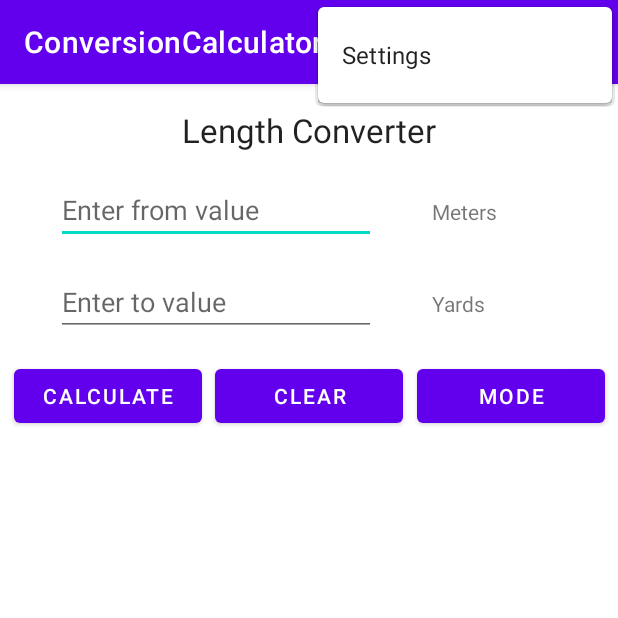
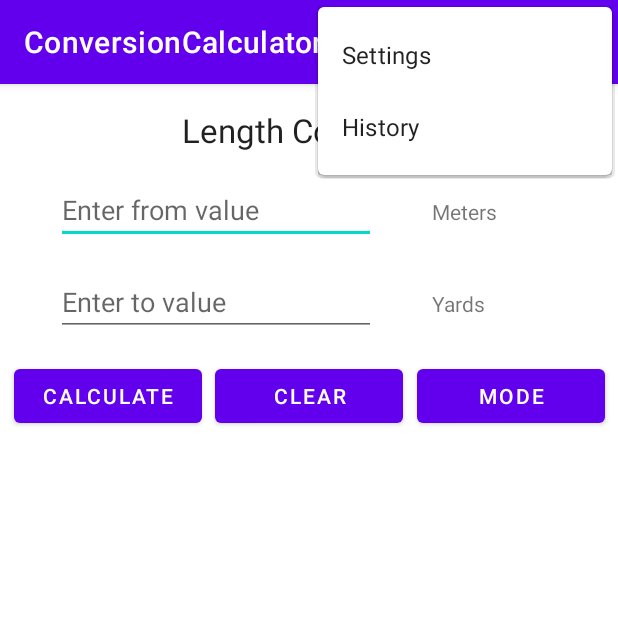
Before and after one commit to gvsucis357/hw-9-Gurungsu, an Android app: the screen it shows after launch (NavigationActivity), with the options menu open, on a phone screen of 412 x 824 dp, the top half of it. Run offline under Robolectric (Android 15) with nearby library versions, the phone set to English and light mode, and no system bars.

Commit message:
update.1.0

```diff
--- a/app/build.gradle
+++ b/app/build.gradle
@@ -43,6 +43,7 @@ dependencies {
     implementation 'androidx.navigation:navigation-fragment-ktx:2.3.1'
     implementation 'androidx.navigation:navigation-ui-ktx:2.3.1'
     implementation 'androidx.legacy:legacy-support-v4:1.0.0'
+    implementation 'androidx.recyclerview:recyclerview:1.1.0'
     testImplementation 'junit:junit:4.+'
     androidTestImplementation 'androidx.test.ext:junit:1.1.2'
     androidTestImplementation 'androidx.test.espresso:espresso-core:3.3.0'
--- a/app/src/main/res/menu/main_menu.xml
+++ b/app/src/main/res/menu/main_menu.xml
@@ -4,4 +4,7 @@
     <item
         android:id="@+id/action_settings"
         android:title="@string/menu_settings" />
+    <item
+        android:id="@+id/action_history"
+        android:title="History" />
 </menu>
--- a/app/src/main/res/navigation/nav_graph.xml
+++ b/app/src/main/res/navigation/nav_graph.xml
@@ -12,6 +12,9 @@
         <action
             android:id="@+id/action_main2settings"
             app:destination="@id/mySettingsFragment" />
+        <action
+            android:id="@+id/action_main2history"
+            app:destination="@id/historyFragment" />
     </fragment>
     <fragment
         android:id="@+id/mySettingsFragment"
@@ -22,4 +25,13 @@
             android:id="@+id/action_setting2main"
             app:destination="@id/mainFragment2" />
     </fragment>
+    <fragment
+        android:id="@+id/historyFragment"
+        android:name="edu.gvsu.cis.conversioncalculator.HistoryFragment"
+        android:label="fragment_history_list"
+        tools:layout="@layout/fragment_history_list" >
+        <action
+            android:id="@+id/action_history2main"
+            app:destination="@id/mainFragment2" />
+    </fragment>
 </navigation>
--- a/app/src/main/res/values/dimens.xml
+++ b/app/src/main/res/values/dimens.xml
@@ -1,3 +1,4 @@
 <resources>
     <dimen name="fab_margin">16dp</dimen>
+    <dimen name="text_margin">16dp</dimen>
 </resources>
--- a/build.gradle
+++ b/build.gradle
@@ -6,7 +6,7 @@ buildscript {
         jcenter()
     }
     dependencies {
-        classpath "com.android.tools.build:gradle:4.1.0"
+        classpath 'com.android.tools.build:gradle:4.1.1'
         classpath "org.jetbrains.kotlin:kotlin-gradle-plugin:$kotlin_version"
 
         // NOTE: Do not place your application dependencies here; they belong
```
Also changed, not shown: app/src/main/java/edu/gvsu/cis/conversioncalculator/HistoryFragment.kt (added, +61 -0 lines), app/src/main/java/edu/gvsu/cis/conversioncalculator/MainFragment.kt (+7 -1 lines), app/src/main/java/edu/gvsu/cis/conversioncalculator/MyItemRecyclerViewAdapter.kt (added, +41 -0 lines), app/src/main/java/edu/gvsu/cis/conversioncalculator/dummy/HistoryContent.kt (added, +57 -0 lines), app/src/main/res/layout/fragment_history.xml (added, +20 -0 lines), app/src/main/res/layout/fragment_history_list.xml (added, +13 -0 lines).
